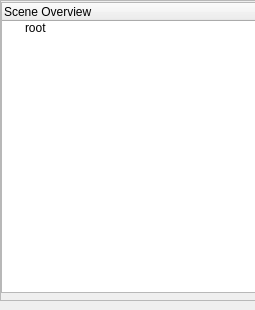
Old version of the form src/igameUiMort/SceneViewWidget.ui in the repository jkdirac/igame.
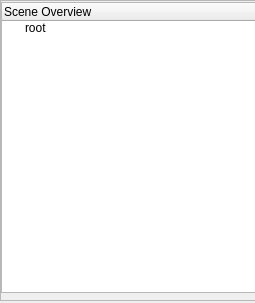
New version of the form.

The edit to the form file:
```diff
--- a/src/igameUiMort/SceneViewWidget.ui
+++ b/src/igameUiMort/SceneViewWidget.ui
@@ -7,7 +7,7 @@
     <x>0</x>
     <y>0</y>
     <width>255</width>
-    <height>310</height>
+    <height>303</height>
    </rect>
   </property>
   <property name="windowTitle">
```
Left out of the diff: 2 changed lines with no effect on the pictures.
